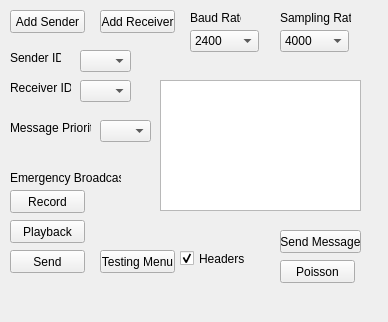
acranbury/Paging, file Paging/senderwindow.ui: the form before one commit.
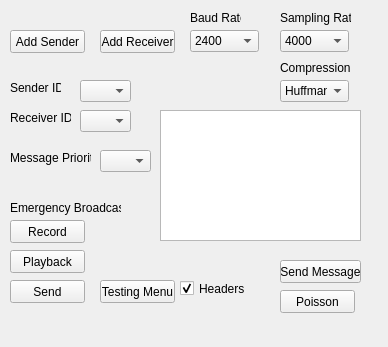
The form after the commit.

Commit message: Huffman and sending of audio added

Diff of the .ui file:
```diff
--- a/Paging/senderwindow.ui
+++ b/Paging/senderwindow.ui
@@ -7,7 +7,7 @@
     <x>0</x>
     <y>0</y>
     <width>388</width>
-    <height>322</height>
+    <height>347</height>
    </rect>
   </property>
   <property name="windowTitle">
@@ -18,7 +18,7 @@
     <property name="geometry">
      <rect>
       <x>160</x>
-      <y>80</y>
+      <y>110</y>
       <width>201</width>
       <height>131</height>
      </rect>
@@ -28,7 +28,7 @@
     <property name="geometry">
      <rect>
       <x>80</x>
-      <y>50</y>
+      <y>80</y>
       <width>51</width>
       <height>22</height>
      </rect>
@@ -38,7 +38,7 @@
     <property name="geometry">
      <rect>
       <x>80</x>
-      <y>80</y>
+      <y>110</y>
       <width>51</width>
       <height>22</height>
      </rect>
@@ -48,7 +48,7 @@
     <property name="geometry">
      <rect>
       <x>10</x>
-      <y>190</y>
+      <y>220</y>
       <width>75</width>
       <height>23</height>
      </rect>
@@ -61,7 +61,7 @@
     <property name="geometry">
      <rect>
       <x>10</x>
-      <y>220</y>
+      <y>250</y>
       <width>75</width>
       <height>23</height>
      </rect>
@@ -74,7 +74,7 @@
     <property name="geometry">
      <rect>
       <x>10</x>
-      <y>250</y>
+      <y>280</y>
       <width>75</width>
       <height>23</height>
      </rect>
@@ -87,7 +87,7 @@
     <property name="geometry">
      <rect>
       <x>10</x>
-      <y>170</y>
+      <y>200</y>
       <width>111</width>
       <height>16</height>
      </rect>
@@ -100,7 +100,7 @@
     <property name="geometry">
      <rect>
       <x>280</x>
-      <y>230</y>
+      <y>260</y>
       <width>81</width>
       <height>23</height>
      </rect>
@@ -113,7 +113,7 @@
     <property name="geometry">
      <rect>
       <x>10</x>
-      <y>50</y>
+      <y>80</y>
       <width>51</width>
       <height>16</height>
      </rect>
@@ -126,7 +126,7 @@
     <property name="geometry">
      <rect>
       <x>10</x>
-      <y>80</y>
+      <y>110</y>
       <width>61</width>
       <height>16</height>
      </rect>
@@ -139,7 +139,7 @@
     <property name="geometry">
      <rect>
       <x>10</x>
-      <y>10</y>
+      <y>30</y>
       <width>75</width>
       <height>23</height>
      </rect>
@@ -152,7 +152,7 @@
     <property name="geometry">
      <rect>
       <x>100</x>
-      <y>10</y>
+      <y>30</y>
       <width>75</width>
       <height>23</height>
      </rect>
@@ -261,7 +261,7 @@
     <property name="geometry">
      <rect>
       <x>10</x>
-      <y>120</y>
+      <y>150</y>
       <width>81</width>
       <height>16</height>
      </rect>
@@ -274,7 +274,7 @@
     <property name="geometry">
      <rect>
       <x>100</x>
-      <y>120</y>
+      <y>150</y>
       <width>51</width>
       <height>22</height>
      </rect>
@@ -284,7 +284,7 @@
     <property name="geometry">
      <rect>
       <x>100</x>
-      <y>250</y>
+      <y>280</y>
       <width>75</width>
       <height>23</height>
      </rect>
@@ -297,7 +297,7 @@
     <property name="geometry">
      <rect>
       <x>180</x>
-      <y>250</y>
+      <y>280</y>
       <width>70</width>
       <height>17</height>
      </rect>
@@ -313,7 +313,7 @@
     <property name="geometry">
      <rect>
       <x>280</x>
-      <y>260</y>
+      <y>290</y>
       <width>75</width>
       <height>23</height>
      </rect>
@@ -322,6 +322,44 @@
      <string>Poisson</string>
     </property>
    </widget>
+   <widget class="QComboBox" name="compressCmb">
+    <property name="geometry">
+     <rect>
+      <x>280</x>
+      <y>80</y>
+      <width>69</width>
+      <height>22</height>
+     </rect>
+    </property>
+    <item>
+     <property name="text">
+      <string>Huffman</string>
+     </property>
+    </item>
+    <item>
+     <property name="text">
+      <string>RLE</string>
+     </property>
+    </item>
+    <item>
+     <property name="text">
+      <string>None</string>
+     </property>
+    </item>
+   </widget>
+   <widget class="QLabel" name="label">
+    <property name="geometry">
+     <rect>
+      <x>280</x>
+      <y>60</y>
+      <width>71</width>
+      <height>16</height>
+     </rect>
+    </property>
+    <property name="text">
+     <string>Compression</string>
+    </property>
+   </widget>
   </widget>
   <widget class="QMenuBar" name="menuBar">
    <property name="geometry">
```
The commit also changes 16 other files.
